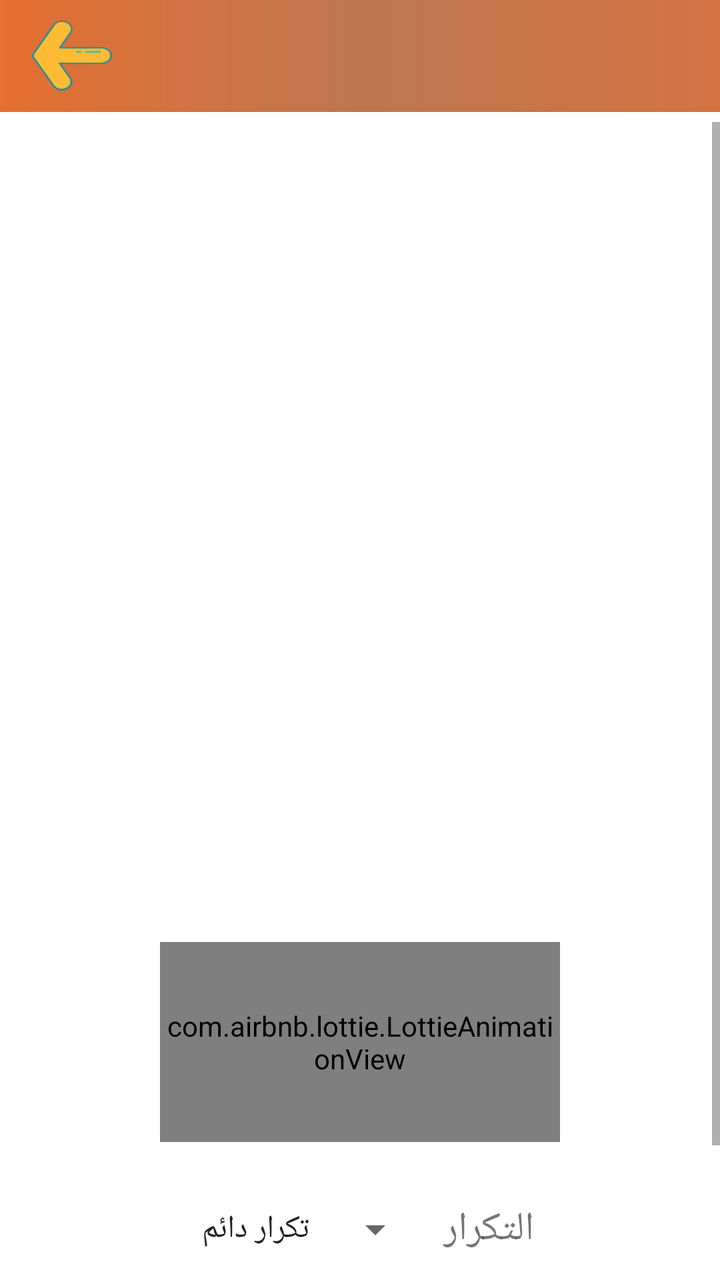
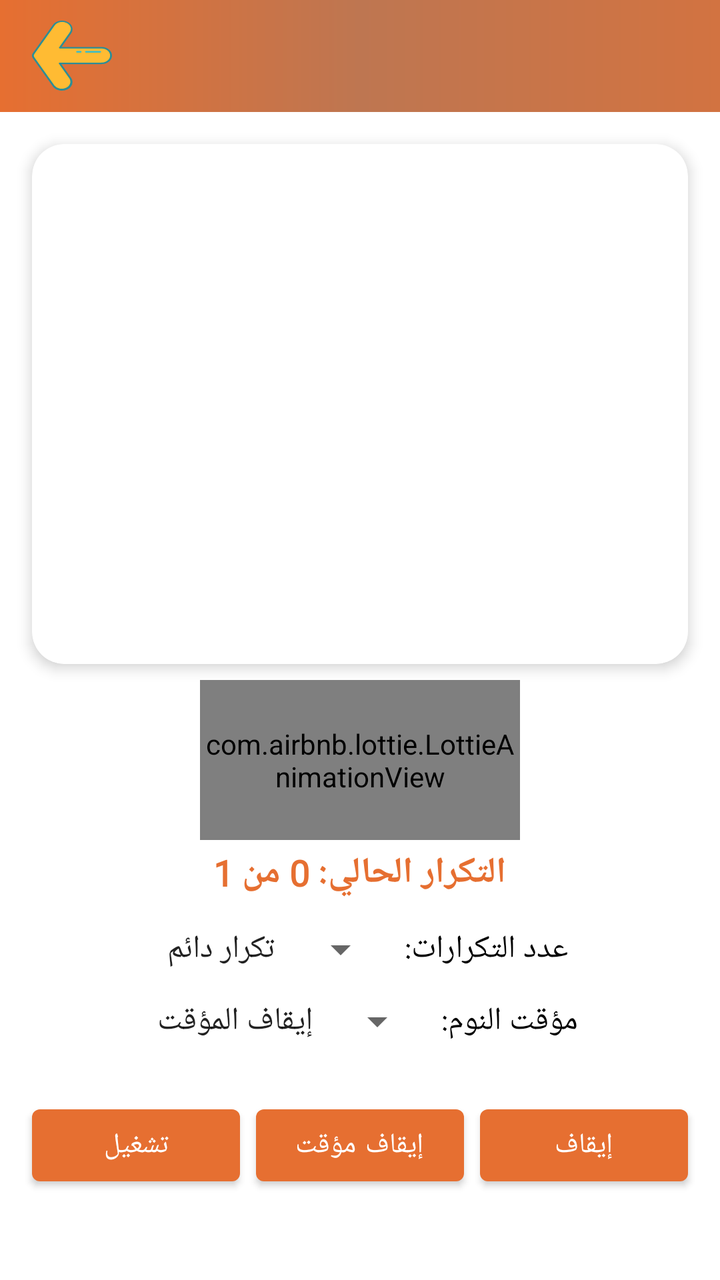

Before-and-after screenshots of an Android layout around one commit, followed by the original layout XML and the change that was made.
<!-- AndroidManifest.xml: application theme Theme.AyatAlkorsi -->
<!-- res/layout/activity_media_player.xml -->
<?xml version="1.0" encoding="utf-8"?>
<LinearLayout xmlns:android="http://schemas.android.com/apk/res/android"
    xmlns:app="http://schemas.android.com/apk/res-auto"
    xmlns:tools="http://schemas.android.com/tools"
    android:layout_width="match_parent"
    android:layout_height="match_parent"
    android:orientation="vertical"
    android:fitsSystemWindows="true"
    tools:context="com.walid.ayatalkorsi.MediaPlayerActivity">


    <androidx.appcompat.widget.Toolbar
        android:id="@+id/toolbar"
        android:layout_width="match_parent"
        android:layout_height="?attr/actionBarSize"
        android:background="@drawable/around_line3"
        app:layout_collapseMode="pin"
        app:popupTheme="@style/TextAppearance.AppCompat"
        app:titleTextAppearance="@style/TitleToolBarApppearance">

        <LinearLayout
            android:layout_width="wrap_content"
            android:layout_height="wrap_content"
            android:layout_gravity="end"
            android:gravity="end">


            <androidx.appcompat.widget.AppCompatTextView
                android:id="@+id/toolbar_title"
                style="@style/TextAppearance.MyApp.Title.QiblahActivity"
                android:layout_width="wrap_content"
                android:layout_height="wrap_content"
                android:layout_gravity="center"
                android:layout_marginEnd="16dp"
                android:fontFamily="@font/arabtype"
                android:gravity="end"
                android:textSize="40sp" />

        </LinearLayout>

        <androidx.appcompat.widget.AppCompatImageButton
            android:id="@+id/back_button"
            android:layout_width="40dp"
            android:layout_height="35dp"
            android:background="@drawable/ic_back_button"
            />

    </androidx.appcompat.widget.Toolbar>


    <ScrollView
        android:layout_width="match_parent"
        android:layout_height="match_parent"
        android:layout_marginTop="5dp">

        <LinearLayout
            android:layout_width="match_parent"
            android:layout_height="wrap_content"
            android:orientation="vertical">

            <LinearLayout
                android:layout_width="match_parent"
                android:layout_height="match_parent"
                android:layout_weight="1"
                android:orientation="vertical"
                android:padding="5dp">


                <androidx.appcompat.widget.AppCompatImageView
                    android:id="@+id/reciter_image"
                    android:layout_width="match_parent"
                    android:layout_height="400dp"
                    android:scaleType="centerCrop"
                     />

                <com.airbnb.lottie.LottieAnimationView
                    android:id="@+id/playlottie"
                    android:layout_width="200dp"
                    android:layout_height="100dp"
                    android:layout_gravity="center"
                    android:layout_margin="5dp"
                    android:visibility="gone"
                    app:lottie_autoPlay="true"
                    app:lottie_fileName="play.json"
                    app:lottie_loop="true"
                    tools:ignore="MissingConstraints" />

                <com.airbnb.lottie.LottieAnimationView
                    android:id="@+id/pauselottie"
                    android:layout_width="200dp"
                    android:layout_height="100dp"
                    android:layout_gravity="center"
                    android:layout_margin="5dp"
                    android:visibility="gone"
                    app:lottie_autoPlay="true"
                    app:lottie_fileName="pause.json"
                    app:lottie_loop="true"
                    tools:ignore="MissingConstraints" />

                <com.airbnb.lottie.LottieAnimationView
                    android:id="@+id/stoplottie"
                    android:layout_width="200dp"
                    android:layout_height="100dp"
                    android:layout_gravity="center"
                    android:layout_margin="5dp"
                    android:visibility="visible"
                    app:lottie_autoPlay="true"
                    app:lottie_fileName="stop.json"
                    app:lottie_loop="true"
                    tools:ignore="MissingConstraints" />

            </LinearLayout>

            <LinearLayout
                android:layout_width="match_parent"
                android:layout_height="wrap_content"
                android:layout_gravity="center"
                android:layout_margin="10dp"
                android:gravity="center"
                android:orientation="horizontal"
                android:padding="10dp">

                <Spinner
                    android:id="@+id/repeat_spinner"
                    android:layout_width="wrap_content"
                    android:layout_height="wrap_content"
                    android:spinnerMode="dropdown"
                    android:entries="@array/repeat_options" />

                <TextView
                    android:layout_marginStart="10dp"
                    android:layout_width="wrap_content"
                    android:layout_height="wrap_content"
                    android:fontFamily="@font/jazeera"
                    android:text="التكرار"
                    android:textSize="20sp" />

            </LinearLayout>


            <LinearLayout
                android:layout_width="match_parent"
                android:layout_height="match_parent"
                android:layout_weight="7"
                android:orientation="vertical">

                <LinearLayout
                    android:layout_width="match_parent"
                    android:layout_height="match_parent"
                    android:orientation="horizontal"
                    android:padding="5dp">

                    <Button
                        android:id="@+id/playid"
                        android:layout_width="fill_parent"
                        android:layout_height="fill_parent"
                        android:layout_margin="5dp"
                        android:layout_weight="1"
                        android:fontFamily="@font/jazeera"
                        android:text="تشغيل"
                        android:textColor="#FFFFFF" />

                    <Button
                        android:id="@+id/pauseid"
                        android:layout_width="fill_parent"
                        android:layout_height="fill_parent"
                        android:layout_margin="5dp"
                        android:layout_weight="1"
                        android:fontFamily="@font/jazeera"
                        android:text="إيقاف مؤقت"
                        android:textColor="#FFFFFF" />

                    <Button
                        android:id="@+id/stopid"
                        android:layout_width="fill_parent"
                        android:layout_height="fill_parent"
                        android:layout_margin="5dp"
                        android:layout_weight="1"
                        android:fontFamily="@font/jazeera"
                        android:text="إيقاف"
                        android:textColor="#FFFFFF" />
                </LinearLayout>
            </LinearLayout>
        </LinearLayout>
    </ScrollView>

</LinearLayout>
<!-- resources referenced by this layout -->
<resources>
  <string-array name="repeat_options">
          <item>تكرار دائم</item>
          <item>1 مرة</item>
          <item>3 مرات</item>
          <item>4 مرات</item>
          <item>5 مرات</item>
          <item>7 مرات</item>
          <item>10 مرات</item>
          <item>15 مرة</item>
          <item>20 مرة</item>
          <item>30 مرة</item>
          <item>50 مرة</item>
          <item>100 مرة</item>
      </string-array>
  <!-- drawable around_line3 (drawable) -->
  <?xml version="1.0" encoding="utf-8"?>
  <shape
      xmlns:android="http://schemas.android.com/apk/res/android">
     <gradient
         android:startColor="#E66F31"
         android:centerColor="#BE7651"
         android:endColor="#D27341"/>
  </shape>
  <!-- drawable ic_back_button (drawable) -->
  <vector xmlns:android="http://schemas.android.com/apk/res/android"
      android:width="35dp"
      android:height="30dp"
      android:viewportWidth="168.75"
      android:viewportHeight="181.67">
    <path
        android:pathData="M3.51,85.16a11.35,11.35 0,0 0,0 11.33l42.15,73A20.28,20.28 0,0 0,73.36 177h0a20.28,20.28 0,0 0,7.42 -27.69L58.57,110.79h87.91a20.27,20.27 0,0 0,20.27 -20.27h0a20.27,20.27 0,0 0,-20.27 -20.28H58.92L80.77,32.4A20.27,20.27 0,0 0,73.35 4.71h0a20.26,20.26 0,0 0,-27.68 7.42Z"
        android:fillColor="#FFBB33"/>
    <path
        android:pathData="M57.46,180.9a22.11,22.11 0,0 1,-13.53 -10.37l-42.15,-73a13.38,13.38 0,0 1,0 -13.33h0l42.15,-73A22.3,22.3 0,0 1,74.35 3,22.27 22.27,0 0,1 82.51,33.4L62.39,68.25h84.09a22.27,22.27 0,1 1,0 44.54H62l20.48,35.46a22.28,22.28 0,0 1,-19.26 33.42A22,22 0,0 1,57.46 180.9ZM58.92,72.25a2,2 0,0 1,-1.73 -1,2 2,0 0,1 0,-2L79,31.4A18.27,18.27 0,1 0,47.4 13.13l-42.16,73a9.36,9.36 0,0 0,0 9.33l42.16,73A18.27,18.27 0,0 0,79 150.25L56.83,111.79a2,2 0,0 1,0 -2,2 2,0 0,1 1.74,-1h87.91a18.27,18.27 0,1 0,0 -36.54Z"
        android:fillColor="#2C8E97"/>
    <path
        android:pathData="M113.87,82.88h29.95a2,2 0,0 0,0 -4H113.87a2,2 0,0 0,0 4Z"
        android:fillColor="#3ABCC9"/>
    <path
        android:pathData="M95.12,82.88h7.54a2,2 0,0 0,0 -4H95.12a2,2 0,0 0,0 4Z"
        android:fillColor="#3ABCC9"/>
  </vector>
  <style name="TextAppearance.MyApp.Title.QiblahActivity" parent="android:TextAppearance">
          <item name="android:textColor">@android:color/white</item>
          <item name="android:textSize">14sp</item>
      </style>
  <style name="TitleToolBarApppearance" parent="android:TextAppearance">
          <item name="android:textSize">18sp</item>
          <item name="android:layout_gravity">end</item>
      </style>
  <style name="Theme.AyatAlkorsi" parent="Theme.MaterialComponents.DayNight.NoActionBar">
          
          <item name="colorPrimary">@color/orange</item>
          <item name="colorPrimaryVariant">@color/orange</item>
          <item name="colorOnPrimary">@color/orange</item>
          
          <item name="colorSecondary">@color/orange</item>
          <item name="colorSecondaryVariant">@color/teal_700</item>
          <item name="colorOnSecondary">@color/black</item>
          
          <item name="android:statusBarColor" tools:targetApi="l">?attr/colorPrimaryVariant</item>
          
      </style>
  <color name="orange">#e66f31</color>
  <color name="teal_700">#FF018786</color>
  <color name="black">#FF000000</color>
</resources>

<!-- the commit's change to res/layout/activity_media_player.xml (unified diff, before → after) -->
@@ -8,7 +8,6 @@
     android:fitsSystemWindows="true"
     tools:context="com.walid.ayatalkorsi.MediaPlayerActivity">
 
-
     <androidx.appcompat.widget.Toolbar
         android:id="@+id/toolbar"
         android:layout_width="match_parent"
@@ -24,7 +23,6 @@
             android:layout_gravity="end"
             android:gravity="end">
 
-
             <androidx.appcompat.widget.AppCompatTextView
                 android:id="@+id/toolbar_title"
                 style="@style/TextAppearance.MyApp.Title.QiblahActivity"
@@ -34,7 +32,7 @@
                 android:layout_marginEnd="16dp"
                 android:fontFamily="@font/arabtype"
                 android:gravity="end"
-                android:textSize="40sp" />
+                android:textSize="36sp" />
 
         </LinearLayout>
 
@@ -42,146 +40,166 @@
             android:id="@+id/back_button"
             android:layout_width="40dp"
             android:layout_height="35dp"
-            android:background="@drawable/ic_back_button"
-            />
+            android:background="@drawable/ic_back_button" />
 
     </androidx.appcompat.widget.Toolbar>
-
 
     <ScrollView
         android:layout_width="match_parent"
         android:layout_height="match_parent"
-        android:layout_marginTop="5dp">
+        android:fillViewport="true">
 
         <LinearLayout
             android:layout_width="match_parent"
             android:layout_height="wrap_content"
-            android:orientation="vertical">
-
-            <LinearLayout
-                android:layout_width="match_parent"
-                android:layout_height="match_parent"
-                android:layout_weight="1"
-                android:orientation="vertical"
-                android:padding="5dp">
-
+            android:orientation="vertical"
+            android:padding="8dp">
+
+            <androidx.cardview.widget.CardView
+                android:layout_width="match_parent"
+                android:layout_height="260dp"
+                android:layout_margin="8dp"
+                app:cardCornerRadius="16dp"
+                app:cardElevation="4dp">
 
                 <androidx.appcompat.widget.AppCompatImageView
                     android:id="@+id/reciter_image"
                     android:layout_width="match_parent"
-                    android:layout_height="400dp"
-                    android:scaleType="centerCrop"
-                     />
-
-                <com.airbnb.lottie.LottieAnimationView
-                    android:id="@+id/playlottie"
-                    android:layout_width="200dp"
-                    android:layout_height="100dp"
-                    android:layout_gravity="center"
-                    android:layout_margin="5dp"
-                    android:visibility="gone"
-                    app:lottie_autoPlay="true"
-                    app:lottie_fileName="play.json"
-                    app:lottie_loop="true"
-                    tools:ignore="MissingConstraints" />
-
-                <com.airbnb.lottie.LottieAnimationView
-                    android:id="@+id/pauselottie"
-                    android:layout_width="200dp"
-                    android:layout_height="100dp"
-                    android:layout_gravity="center"
-                    android:layout_margin="5dp"
-                    android:visibility="gone"
-                    app:lottie_autoPlay="true"
-                    app:lottie_fileName="pause.json"
-                    app:lottie_loop="true"
-                    tools:ignore="MissingConstraints" />
-
-                <com.airbnb.lottie.LottieAnimationView
-                    android:id="@+id/stoplottie"
-                    android:layout_width="200dp"
-                    android:layout_height="100dp"
-                    android:layout_gravity="center"
-                    android:layout_margin="5dp"
-                    android:visibility="visible"
-                    app:lottie_autoPlay="true"
-                    app:lottie_fileName="stop.json"
-                    app:lottie_loop="true"
-                    tools:ignore="MissingConstraints" />
-
-            </LinearLayout>
+                    android:layout_height="match_parent"
+                    android:scaleType="centerCrop" />
+            </androidx.cardview.widget.CardView>
+
+            <com.airbnb.lottie.LottieAnimationView
+                android:id="@+id/playlottie"
+                android:layout_width="160dp"
+                android:layout_height="80dp"
+                android:layout_gravity="center"
+                android:visibility="gone"
+                app:lottie_autoPlay="true"
+                app:lottie_fileName="play.json"
+                app:lottie_loop="true" />
+
+            <com.airbnb.lottie.LottieAnimationView
+                android:id="@+id/pauselottie"
+                android:layout_width="160dp"
+                android:layout_height="80dp"
+                android:layout_gravity="center"
+                android:visibility="gone"
+                app:lottie_autoPlay="true"
+                app:lottie_fileName="pause.json"
+                app:lottie_loop="true" />
+
+            <com.airbnb.lottie.LottieAnimationView
+                android:id="@+id/stoplottie"
+                android:layout_width="160dp"
+                android:layout_height="80dp"
+                android:layout_gravity="center"
+                android:visibility="visible"
+                app:lottie_autoPlay="true"
+                app:lottie_fileName="stop.json"
+                app:lottie_loop="true" />
+
+            <TextView
+                android:id="@+id/repeat_counter_tv"
+                android:layout_width="wrap_content"
+                android:layout_height="wrap_content"
+                android:layout_gravity="center"
+                android:layout_marginTop="4dp"
+                android:layout_marginBottom="8dp"
+                android:fontFamily="@font/jazeera"
+                android:text="التكرار الحالي: 0 من 1"
+                android:textColor="@color/orange"
+                android:textSize="18sp"
+                android:textStyle="bold" />
 
             <LinearLayout
                 android:layout_width="match_parent"
                 android:layout_height="wrap_content"
-                android:layout_gravity="center"
-                android:layout_margin="10dp"
                 android:gravity="center"
                 android:orientation="horizontal"
-                android:padding="10dp">
+                android:padding="6dp">
 
                 <Spinner
                     android:id="@+id/repeat_spinner"
                     android:layout_width="wrap_content"
                     android:layout_height="wrap_content"
-                    android:spinnerMode="dropdown"
-                    android:entries="@array/repeat_options" />
+                    android:entries="@array/repeat_options"
+                    android:spinnerMode="dropdown" />
 
                 <TextView
-                    android:layout_marginStart="10dp"
-                    android:layout_width="wrap_content"
-                    android:layout_height="wrap_content"
-                    android:fontFamily="@font/jazeera"
-                    android:text="التكرار"
-                    android:textSize="20sp" />
-
+                    android:layout_width="wrap_content"
+                    android:layout_height="wrap_content"
+                    android:layout_marginStart="8dp"
+                    android:fontFamily="@font/jazeera"
+                    android:text="عدد التكرارات:"
+                    android:textColor="#000000"
+                    android:textSize="16sp" />
             </LinearLayout>
 
-
             <LinearLayout
                 android:layout_width="match_parent"
-                android:layout_height="match_parent"
-                android:layout_weight="7"
-                android:orientation="vertical">
-
-                <LinearLayout
-                    android:layout_width="match_parent"
-                    android:layout_height="match_parent"
-                    android:orientation="horizontal"
-                    android:padding="5dp">
-
-                    <Button
-                        android:id="@+id/playid"
-                        android:layout_width="fill_parent"
-                        android:layout_height="fill_parent"
-                        android:layout_margin="5dp"
-                        android:layout_weight="1"
-                        android:fontFamily="@font/jazeera"
-                        android:text="تشغيل"
-                        android:textColor="#FFFFFF" />
-
-                    <Button
-                        android:id="@+id/pauseid"
-                        android:layout_width="fill_parent"
-                        android:layout_height="fill_parent"
-                        android:layout_margin="5dp"
-                        android:layout_weight="1"
-                        android:fontFamily="@font/jazeera"
-                        android:text="إيقاف مؤقت"
-                        android:textColor="#FFFFFF" />
-
-                    <Button
-                        android:id="@+id/stopid"
-                        android:layout_width="fill_parent"
-                        android:layout_height="fill_parent"
-                        android:layout_margin="5dp"
-                        android:layout_weight="1"
-                        android:fontFamily="@font/jazeera"
-                        android:text="إيقاف"
-                        android:textColor="#FFFFFF" />
-                </LinearLayout>
+                android:layout_height="wrap_content"
+                android:gravity="center"
+                android:orientation="horizontal"
+                android:padding="6dp">
+
+
+
+                <Spinner
+                    android:id="@+id/sleep_timer_spinner"
+                    android:layout_width="wrap_content"
+                    android:layout_height="wrap_content"
+                    android:entries="@array/sleep_timer_options"
+                    android:spinnerMode="dropdown" />
+
+                <TextView
+                    android:layout_width="wrap_content"
+                    android:layout_height="wrap_content"
+                    android:layout_marginStart="8dp"
+                    android:fontFamily="@font/jazeera"
+                    android:text="مؤقت النوم:"
+                    android:textColor="#000000"
+                    android:textSize="16sp" />
             </LinearLayout>
+
+            <LinearLayout
+                android:layout_width="match_parent"
+                android:layout_height="wrap_content"
+                android:layout_marginTop="12dp"
+                android:orientation="horizontal"
+                android:padding="4dp">
+
+                <Button
+                    android:id="@+id/playid"
+                    android:layout_width="0dp"
+                    android:layout_height="wrap_content"
+                    android:layout_margin="4dp"
+                    android:layout_weight="1"
+                    android:fontFamily="@font/jazeera"
+                    android:text="تشغيل"
+                    android:textColor="#FFFFFF" />
+
+                <Button
+                    android:id="@+id/pauseid"
+                    android:layout_width="0dp"
+                    android:layout_height="wrap_content"
+                    android:layout_margin="4dp"
+                    android:layout_weight="1"
+                    android:fontFamily="@font/jazeera"
+                    android:text="إيقاف مؤقت"
+                    android:textColor="#FFFFFF" />
+
+                <Button
+                    android:id="@+id/stopid"
+                    android:layout_width="0dp"
+                    android:layout_height="wrap_content"
+                    android:layout_margin="4dp"
+                    android:layout_weight="1"
+                    android:fontFamily="@font/jazeera"
+                    android:text="إيقاف"
+                    android:textColor="#FFFFFF" />
+            </LinearLayout>
+
         </LinearLayout>
     </ScrollView>
-
 </LinearLayout>
<!-- resource entries referenced after the edit -->
@@ -13,6 +13,13 @@
           <item>30 مرة</item>
           <item>50 مرة</item>
           <item>100 مرة</item>
+      </string-array>
+  <string-array name="sleep_timer_options">
+          <item>إيقاف المؤقت</item>
+          <item>15 دقيقة</item>
+          <item>30 دقيقة</item>
+          <item>45 دقيقة</item>
+          <item>60 دقيقة</item>
       </string-array>
   <!-- drawable around_line3 (drawable) -->
   <?xml version="1.0" encoding="utf-8"?>
